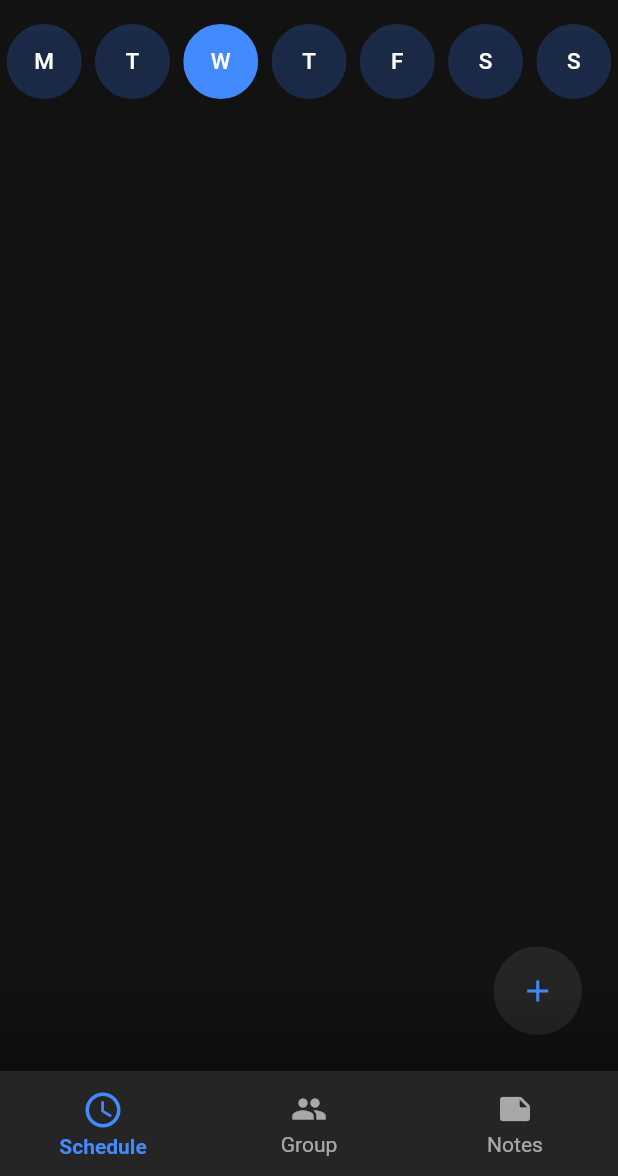
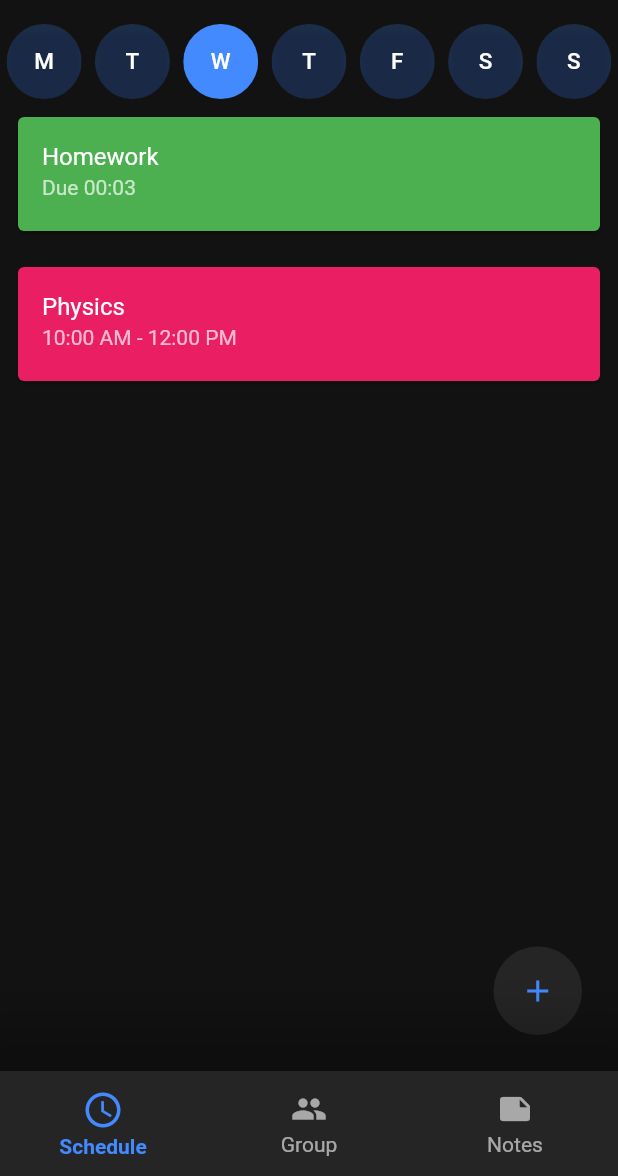
Before and after one commit to hs2361/horario, a Flutter app: the screen it shows once a user with an empty profile is signed in, on a phone screen of 412 x 824 dp, the part 60-1236 px from its top. Run offline on Flutter 3.47's test engine with Material 2 defaults, Android fonts, the phone set to English and light mode, and no system bars; our stand-ins replace firebase_auth, firebase_core, tuple; accounts and stored records are empty.

Commit message:
displays schedule in sorted order

```diff
--- a/lib/main.dart
+++ b/lib/main.dart
@@ -1,6 +1,8 @@
 import 'package:firebase_auth/firebase_auth.dart';
 import 'package:firebase_core/firebase_core.dart';
 import 'package:flutter/material.dart';
+import 'package:horario/providers/class.dart';
+import 'package:horario/providers/classes.dart';
 import 'package:provider/provider.dart';
 import 'providers/auth_service.dart';
 import 'screens/auth_screen.dart';
@@ -59,6 +61,12 @@ class _MyAppState extends State<MyApp> {
         ChangeNotifierProvider(
           create: (_) => AuthService(FirebaseAuth.instance),
         ),
+        ChangeNotifierProvider(
+          create: (_) => Class(),
+        ),
+        ChangeNotifierProvider(
+          create: (_) => Classes(),
+        )
       ],
       child: StreamBuilder<User?>(
         stream: FirebaseAuth.instance.authStateChanges(),
--- /dev/null
+++ b/lib/providers/class.dart
@@ -0,0 +1,18 @@
+import 'package:flutter/material.dart';
+import 'package:tuple/tuple.dart';
+
+class Class with ChangeNotifier {
+  final String subject;
+  String? link;
+  DateTime? deadline;
+  List<List<Tuple2<TimeOfDay, TimeOfDay>>>? schedule;
+  Color color;
+
+  Class({
+    this.subject = "",
+    this.link,
+    this.deadline,
+    this.schedule,
+    this.color = Colors.blueAccent,
+  });
+}
--- /dev/null
+++ b/lib/providers/classes.dart
@@ -0,0 +1,130 @@
+import 'package:flutter/material.dart';
+import 'package:flutter/widgets.dart';
+import 'package:tuple/tuple.dart';
+
+import './class.dart';
+
+class Classes with ChangeNotifier {
+  //dummy data for testing purposes
+  final List<Class> _classes = [
+    Class(
+        subject: "Homework",
+        deadline: DateTime(2021, 3, 31),
+        color: Colors.green),
+    Class(
+      subject: "Physics",
+      color: Colors.pink,
+      schedule: [
+        const [
+          Tuple2(TimeOfDay(hour: 10, minute: 0), TimeOfDay(hour: 12, minute: 0))
+        ],
+        [],
+        const [
+          Tuple2(TimeOfDay(hour: 10, minute: 0), TimeOfDay(hour: 12, minute: 0))
+        ],
+        [],
+        [],
+        const [
+          Tuple2(TimeOfDay(hour: 10, minute: 0), TimeOfDay(hour: 12, minute: 0))
+        ],
+        []
+      ],
+    ),
+    Class(
+      subject: "Chemistry",
+      color: Colors.purple,
+      schedule: [
+        const [
+          Tuple2(TimeOfDay(hour: 13, minute: 0), TimeOfDay(hour: 15, minute: 0))
+        ],
+        const [
+          Tuple2(TimeOfDay(hour: 15, minute: 0), TimeOfDay(hour: 16, minute: 0))
+        ],
+        [],
+        [],
+        [],
+        const [
+          Tuple2(TimeOfDay(hour: 9, minute: 0), TimeOfDay(hour: 10, minute: 0))
+        ],
+        []
+      ],
+    )
+  ];
+
+  List<Class> get classes => [..._classes];
+
+  void addClass({
+    required String subject,
+    String? link,
+    DateTime? deadline,
+    List<List<Tuple2<TimeOfDay, TimeOfDay>>>? schedule,
+    Color color = Colors.blueAccent,
+  }) {
+    _classes.add(
+      Class(
+        subject: subject,
+        link: link,
+        deadline: deadline,
+        schedule: schedule,
+        color: color,
+      ),
+    );
+    notifyListeners();
+  }
+
+  List<List<Class>> get schedule {
+    final List<List<Class>> schedule = [[], [], [], [], [], [], []];
+    for (final class_ in _classes) {
+      if (class_.schedule != null) {
+        for (int day = 0; day < 7; day++) {
+          if ((class_.schedule?[day] ?? []).isNotEmpty) {
+            final Class scheduleClass = Class(
+              subject: class_.subject,
+              link: class_.link,
+              schedule: [class_.schedule?[day] ?? []],
+              color: class_.color
+            );
+            schedule[day].add(scheduleClass);
+          }
+        }
+      } else {
+        final Class scheduleAssignment = Class(
+          subject: class_.subject,
+          link: class_.link,
+          deadline: class_.deadline,
+          color: class_.color
+        );
+        schedule[((class_.deadline?.weekday ?? 1) - 1)].add(scheduleAssignment);
+      }
+    }
+    for (final row in schedule) {
+      row.sort((c1, c2) {
+        if (c1.schedule != null) {
+          if (c2.schedule != null) {
+            final TimeOfDay t1 = (c1.schedule ?? [])[0][0].item1;
+            final TimeOfDay t2 = (c2.schedule ?? [])[0][0].item1;
+            return (t1.hour + t1.minute / 60.0 - t2.hour + t2.minute / 60.0)
+                .toInt();
+          } else {
+            final TimeOfDay t1 = (c1.schedule ?? [])[0][0].item1;
+            final DateTime t2 = c2.deadline ?? DateTime.now();
+            return (t1.hour + t1.minute / 60.0 - t2.hour + t2.minute / 60.0)
+                .toInt();
+          }
+        } else {
+          if (c2.schedule != null) {
+            final DateTime t1 = c1.deadline ?? DateTime.now();
+            final TimeOfDay t2 = (c2.schedule ?? [])[0][0].item1;
+            return (t1.hour + t1.minute / 60.0 - t2.hour + t2.minute / 60.0)
+                .toInt();
+          } else {
+            final DateTime t1 = c1.deadline ?? DateTime.now();
+            final DateTime t2 = c2.deadline ?? DateTime.now();
+            return t1.isAfter(t2) ? 1 : 0;
+          }
+        }
+      });
+    }
+    return schedule;
+  }
+}
--- a/lib/screens/schedule_screen.dart
+++ b/lib/screens/schedule_screen.dart
@@ -1,5 +1,9 @@
 import 'package:flutter/material.dart';
+import 'package:horario/providers/class.dart';
+import 'package:horario/providers/classes.dart';
+import 'package:horario/widgets/class_card.dart';
 import 'package:intl/intl.dart';
+import 'package:provider/provider.dart';
 
 class ScheduleScreen extends StatefulWidget {
   @override
@@ -10,9 +14,7 @@ class _ScheduleScreenState extends State<ScheduleScreen> {
   DateTime today = DateTime.now();
   int selectedDay = DateTime.now().weekday;
 
-  // ignore: avoid_positional_boolean_parameters
-  ClipRRect weekdayButton(BuildContext context, DateTime day, bool selected) =>
-      ClipRRect(
+  ClipRRect weekdayButton(BuildContext context, DateTime day) => ClipRRect(
         borderRadius: BorderRadius.circular(25),
         child: SizedBox(
           width: 50,
@@ -21,7 +23,7 @@ class _ScheduleScreenState extends State<ScheduleScreen> {
             style: ElevatedButton.styleFrom(
                 primary: Theme.of(context)
                     .accentColor
-                    .withAlpha(selected ? 255 : 60)),
+                    .withAlpha(selectedDay == day.weekday ? 255 : 60)),
             onPressed: () {
               setState(() {
                 selectedDay = day.weekday;
@@ -35,12 +37,31 @@ class _ScheduleScreenState extends State<ScheduleScreen> {
         ),
       );
 
+  void showNewClassForm(BuildContext context) {
+    // Arguments => context: The context for the modal sheet to be created in
+    //
+    // Opens up the NewTask modal sheet to add a new task
+
+    showModalBottomSheet(
+      context: context,
+      isScrollControlled: true,
+      isDismissible: true,
+      builder: (_) {
+        return GestureDetector(
+          onTap: () {},
+          behavior: HitTestBehavior.opaque,
+          child: Container(),
+        );
+      },
+    );
+  }
+
   Widget _offsetPopup() => PopupMenuButton<int>(
         itemBuilder: (context) => [
           PopupMenuItem(
             value: 1,
             child: InkWell(
-              onTap: () {},
+              onTap: () => showNewClassForm(context),
               child: const Text(
                 "Add Class",
                 style: TextStyle(
@@ -95,9 +116,21 @@ class _ScheduleScreenState extends State<ScheduleScreen> {
                 weekdayButton(
                   context,
                   today.subtract(Duration(days: today.weekday - day)),
-                  selectedDay == day,
-                )
+                ),
             ],
+          ),
+          Expanded(
+            child: ListView.builder(
+              shrinkWrap: true,
+              itemCount: Provider.of<Classes>(context)
+                  .schedule[selectedDay - 1]
+                  .length,
+              itemBuilder: (context, index) {
+                final List<Class> classes =
+                    Provider.of<Classes>(context).schedule[selectedDay - 1];
+                return ClassCard(classes[index]);
+              },
+            ),
           )
         ],
       ),
--- /dev/null
+++ b/lib/widgets/class_card.dart
@@ -0,0 +1,31 @@
+import 'package:flutter/material.dart';
+import 'package:intl/intl.dart';
+import 'package:horario/providers/class.dart';
+
+class ClassCard extends StatelessWidget {
+  final Class c;
+  const ClassCard(this.c);
+
+  @override
+  Widget build(BuildContext context) {
+    String timeString;
+    if (c.schedule != null) {
+      timeString =
+          "${(c.schedule ?? [])[0][0].item1.format(context)} - ${(c.schedule ?? [])[0][0].item2.format(context)}";
+    } else {
+      timeString =
+          "Due ${DateFormat('HH:MM').format(c.deadline ?? DateTime.now())}";
+    }
+    return Container(
+      padding: const EdgeInsets.all(8),
+      height: 100,
+      child: Card(
+        color: c.color,
+        child: ListTile(
+          title: Text(c.subject),
+          subtitle: Text(timeString),
+        ),
+      ),
+    );
+  }
+}
```
Also changed, not shown: pubspec.yaml (+8 -9 lines), lib/widgets/new_class.dart (added), pubspec.lock.
